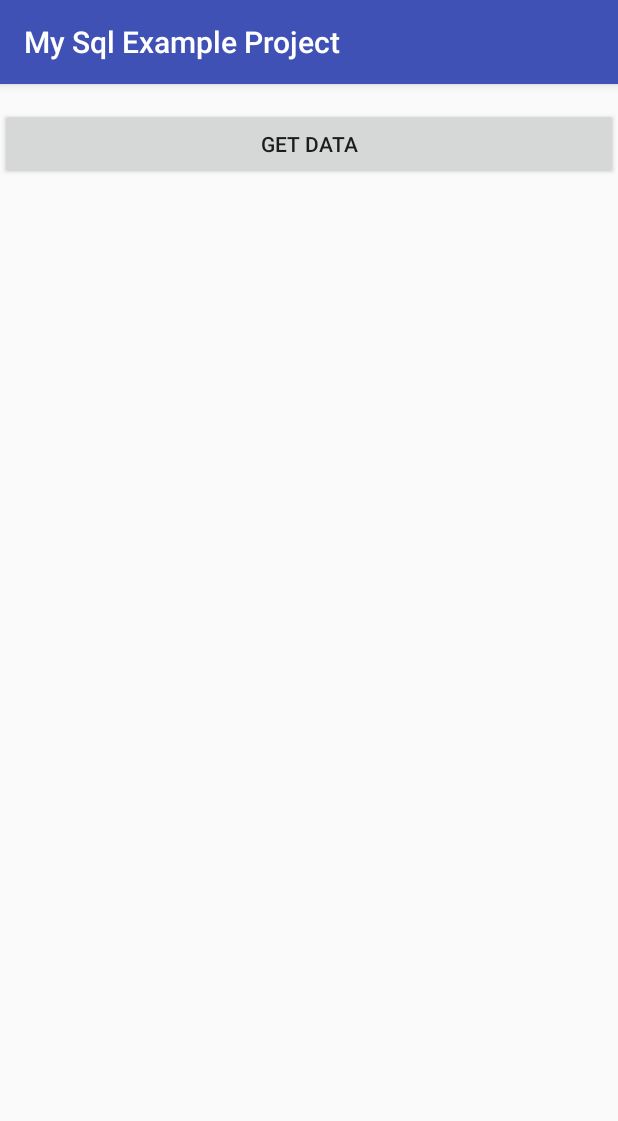
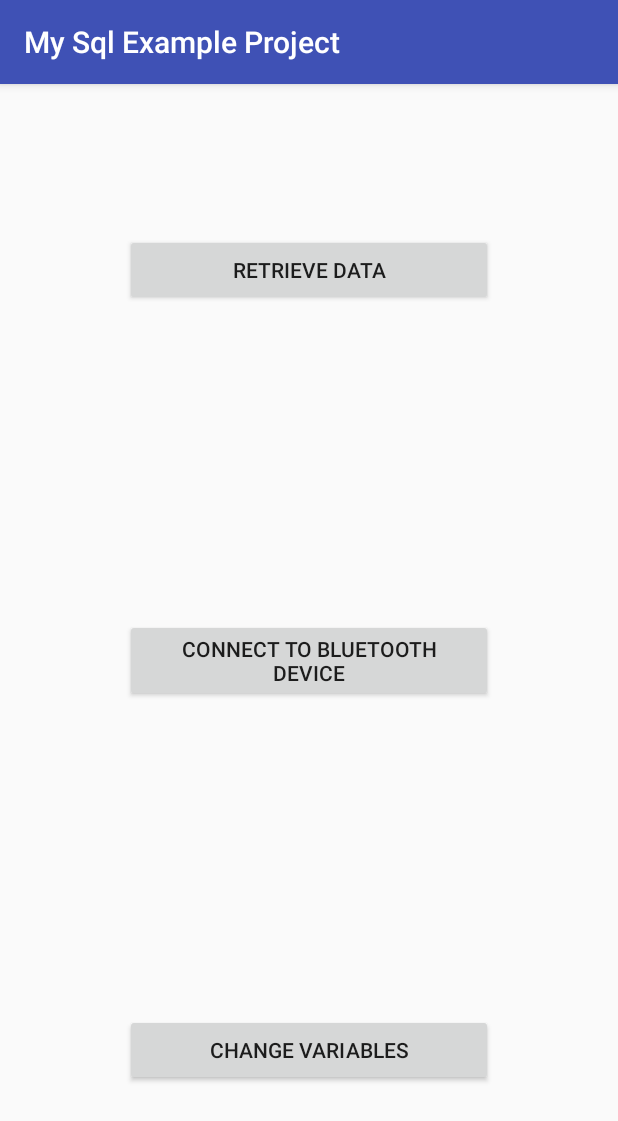
Before and after one commit to Mathiasbjensen/FagProjektApp, an Android app: the screen it shows after launch (MainActivity), on a phone screen of 412 x 824 dp. Shown: the top 1121 px of the screen. Run offline under Robolectric (Android 15) with nearby library versions, the phone set to English and light mode, and no system bars.

Commit message:
app done

```diff
--- a/app/build.gradle
+++ b/app/build.gradle
@@ -22,9 +22,12 @@ dependencies {
     implementation fileTree(dir: 'libs', include: ['*.jar'])
     implementation 'com.android.support:appcompat-v7:26.1.0'
     implementation 'com.android.support.constraint:constraint-layout:1.1.0'
+    implementation 'com.android.support:design:26.1.0'
     testImplementation 'junit:junit:4.12'
     androidTestImplementation 'com.android.support.test:runner:1.0.1'
     androidTestImplementation 'com.android.support.test.espresso:espresso-core:3.0.1'
+    compile 'com.github.ivbaranov:rxbluetooth2:2.0.1'
     // This shit needs to be added
     compile project(':mysql-connector-java-5.1.46-bin')
+
 }
--- a/app/src/main/java/com/example/mysqlexampleproject/MainActivity.java
+++ b/app/src/main/java/com/example/mysqlexampleproject/MainActivity.java
@@ -1,12 +1,19 @@
 package com.example.mysqlexampleproject;
 
+import android.app.Activity;
+import android.bluetooth.BluetoothDevice;
+import android.content.BroadcastReceiver;
 import android.content.Context;
+import android.content.IntentFilter;
 import android.content.res.Resources;
 import android.os.AsyncTask;
 import android.os.Bundle;
 import android.support.v7.app.AppCompatActivity;
+import android.util.Log;
 import android.view.View;
+import android.widget.AdapterView;
 import android.widget.Button;
+import android.widget.EditText;
 import android.widget.ListView;
 import android.widget.TextView;
 
@@ -21,21 +28,108 @@ import java.util.Map;
 public class MainActivity extends AppCompatActivity {
 
     ItemAdapter itemAdapter;
-    Context thisContext;
+    BluetoothAdapter bluetoothAdapter;
+    static Context thisContext;
     ListView myListView;
+    ListView bluetoothListView;
     TextView progressTextView;
     // LinkedHashMap is always stored in the same order, could use w/e i guess?
-    Map<String, Double> personMap = new LinkedHashMap<String, Double>();
+    Map<String, Double> personMap =
+            new LinkedHashMap<>();
+    private Bluetooth bluetooth;
+    private BroadcastReceiver mReceiver;
+    Map<String, DevicePair> bluetoothDiscoveredMap = new LinkedHashMap<>();
+    Map<String, DevicePair> bluetoothPairedMap = new LinkedHashMap<>();
 
     @Override
     protected void onCreate(Bundle savedInstanceState) {
         super.onCreate(savedInstanceState);
+        thisContext = this;
+
+        changeContentMainMenu();
+
+
+        /*
+        Button sendDataBluetooth = (Button) findViewById(R.id.button2);
+        //final EditText mEdit   = (EditText)findViewById(R.id.VariableText);
+        sendDataBluetooth.setOnClickListener(new View.OnClickListener() {
+
+            public void onClick(View v) {
+                if (bluetooth.connecting != null) {
+                    bluetooth.connecting.write("a");
+                }
+            }
+        });*/
+
+
+
+    }
+
+    private void changeContentMainMenu() {
+        setContentView(R.layout.main_menu);
+        Button goToGet = (Button) findViewById(R.id.goToGetData);
+        Button goToBlue = (Button) findViewById(R.id.goToBluetooth);
+        Button goToChange = (Button) findViewById(R.id.goToChangeData);
+
+
+        goToGet.setOnClickListener(new View.OnClickListener() {
+            @Override
+            public void onClick(View v) {
+                changeContentGetData();
+            }
+        });
+
+        goToBlue.setOnClickListener(new View.OnClickListener() {
+            @Override
+            public void onClick(View v) {
+                changeContentGetBluetooth();
+            }
+        });
+    }
+
+    private void changeContentGetBluetooth() {
+        setContentView(R.layout.activity_connect_to_bluetooth);
+        bluetoothListView = findViewById(R.id.DeviceListView);
+
+
+        IntentFilter filter = new IntentFilter(BluetoothDevice.ACTION_FOUND);
+        this.bluetooth = new Bluetooth();
+        this.mReceiver = bluetooth.mReceiver;
+        registerReceiver(mReceiver, filter);
+        bluetooth.discoverDevices(this);
+
+        Button btnBluetooth = findViewById(R.id.FindBluetooth);
+        btnBluetooth.setOnClickListener(new View.OnClickListener() {
+
+            public void onClick(View v) {
+                GetBluetoothDevices getBluetooth = new GetBluetoothDevices();
+                getBluetooth.execute("");
+            }
+        });
+
+        bluetoothListView.setOnItemClickListener(new AdapterView.OnItemClickListener(){
+            @Override
+            public void onItemClick(AdapterView<?> adapterView, View view, int position, long id) {
+                Object device = adapterView.getItemAtPosition(position);
+                bluetooth.connectToUnit((BluetoothDevice) device, (Activity) thisContext);
+            }
+
+        });
+
+        Button backButton = findViewById(R.id.getBack);
+        backButton.setOnClickListener(new View.OnClickListener() {
+
+            public void onClick(View v) {
+                changeContentMainMenu();
+            }
+        });
+    }
+
+    private void changeContentGetData() {
         setContentView(R.layout.activity_main);
-
         // When main activity is loaded we give som starting values:
-        Resources res = getResources();
-        myListView = (ListView) findViewById(R.id.myListView);
-        progressTextView = (TextView) findViewById(R.id.progressTextView);
+        myListView = findViewById(R.id.myListView);
+        progressTextView = findViewById(R.id.progressTextView);
         thisContext = this;
 
         progressTextView.setText("");
@@ -47,6 +141,52 @@ public class MainActivity extends AppCompatActivity {
                 retrieveData.execute("");
             }
         });
+
+        Button backButton = findViewById(R.id.getBack);
+        backButton.setOnClickListener(new View.OnClickListener() {
+
+            public void onClick(View v) {
+                changeContentMainMenu();
+            }
+        });
+    }
+
+    protected void onDestroy() {
+        super.onDestroy();
+
+        if (bluetooth != null) {
+            bluetooth.unregisterReceiver(mReceiver);
+            if (bluetooth.connecting != null) {
+                bluetooth.connecting.cancel();
+            }
+        }
+    }
+
+    private class GetBluetoothDevices extends AsyncTask<String, String, String> {
+        @Override
+        protected String doInBackground(String... strings) {
+            for (BluetoothDevice device : bluetooth.pairedDevicesList) {
+                bluetoothPairedMap.put(device.getName(), new DevicePair(device,"Paired"));
+            }
+            for (BluetoothDevice device : bluetooth.discoveredDevices) {
+                bluetoothDiscoveredMap.put(device.getName(), new DevicePair(device,""));
+            }
+            return null;
+        }
+
+
+        protected void onPreExecute() {
+        }
+        protected void onPostExecute(String msg) {
+            Log.e("Testing", Integer.toString(bluetoothDiscoveredMap.size()));
+            if (bluetoothDiscoveredMap.size() > 0 ) {
+
+                bluetoothAdapter = new BluetoothAdapter(thisContext, bluetoothDiscoveredMap);
+                bluetoothListView.setAdapter(bluetoothAdapter);
+            }
+
+        }
+
     }
 
     private class GetData extends AsyncTask<String, String, String> {
@@ -135,6 +275,6 @@ public class MainActivity extends AppCompatActivity {
 
 
         }
+
     }
-
 } // End of MainActivity
--- /dev/null
+++ b/app/src/main/res/layout/main_menu.xml
@@ -0,0 +1,46 @@
+<?xml version="1.0" encoding="utf-8"?>
+<android.support.constraint.ConstraintLayout
+    xmlns:android="http://schemas.android.com/apk/res/android"
+    xmlns:app="http://schemas.android.com/apk/res-auto"
+    xmlns:tools="http://schemas.android.com/tools"
+    android:layout_width="match_parent"
+    android:layout_height="match_parent">
+
+    <Button
+        android:id="@+id/goToGetData"
+        android:layout_width="245dp"
+        android:layout_height="wrap_content"
+        android:layout_marginEnd="8dp"
+        android:layout_marginStart="8dp"
+        android:layout_marginTop="100dp"
+        android:text="Retrieve Data"
+        app:layout_constraintEnd_toEndOf="parent"
+        app:layout_constraintStart_toStartOf="parent"
+        app:layout_constraintTop_toTopOf="parent" />
+
+    <Button
+        android:id="@+id/goToBluetooth"
+        android:layout_width="245dp"
+        android:layout_height="wrap_content"
+        android:layout_marginBottom="8dp"
+        android:layout_marginEnd="8dp"
+        android:layout_marginStart="8dp"
+        android:layout_marginTop="8dp"
+        android:text="Connect to bluetooth device"
+        app:layout_constraintBottom_toTopOf="@+id/goToChangeData"
+        app:layout_constraintEnd_toEndOf="parent"
+        app:layout_constraintStart_toStartOf="parent"
+        app:layout_constraintTop_toBottomOf="@+id/goToGetData" />
+
+    <Button
+        android:id="@+id/goToChangeData"
+        android:layout_width="245dp"
+        android:layout_height="wrap_content"
+        android:layout_marginBottom="100dp"
+        android:layout_marginEnd="8dp"
+        android:layout_marginStart="8dp"
+        android:text="Change variables"
+        app:layout_constraintBottom_toBottomOf="parent"
+        app:layout_constraintEnd_toEndOf="parent"
+        app:layout_constraintStart_toStartOf="parent" />
+</android.support.constraint.ConstraintLayout>
--- /dev/null
+++ b/app/src/main/res/values/dimens.xml
@@ -0,0 +1,3 @@
+<resources>
+    <dimen name="fab_margin">16dp</dimen>
+</resources>
--- a/app/src/main/res/values/strings.xml
+++ b/app/src/main/res/values/strings.xml
@@ -1,3 +1,4 @@
 <resources>
     <string name="app_name">My Sql Example Project</string>
+    <string name="title_activity_main_menu">MainMenuActivity</string>
 </resources>
```
Also changed, not shown: app/src/main/AndroidManifest.xml (+7 -1 lines), app/src/main/java/com/example/mysqlexampleproject/Bluetooth.java (added, +108 -0 lines), app/src/main/java/com/example/mysqlexampleproject/BluetoothAdapter.java (added, +63 -0 lines), app/src/main/java/com/example/mysqlexampleproject/ConnectThread.java (added, +113 -0 lines), app/src/main/java/com/example/mysqlexampleproject/ConnectToBluetooth.java (added, +13 -0 lines), app/src/main/java/com/example/mysqlexampleproject/DevicePair.java (added, +26 -0 lines), app/src/main/res/layout/activity_connect_to_bluetooth.xml (added, +54 -0 lines), app/src/main/res/layout/activity_main.xml (+17 -3 lines), app/src/main/res/layout/bluetooth_item_layout.xml (renamed from app/src/main/res/layout/item_layout.xml, +6 -3 lines), app/src/main/res/values/styles.xml (+9 -0 lines), build.gradle (+7 -1 lines), gradle/wrapper/gradle-wrapper.properties.
